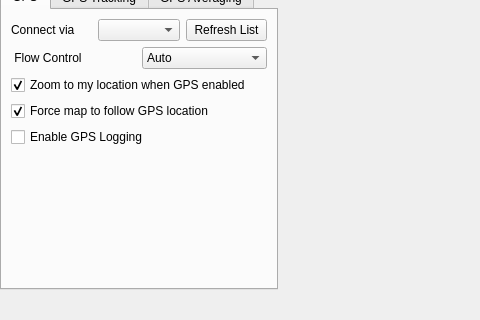
Above: src/roam/ui/ui_settings.ui from roam-qgis/Roam before the change; both pictures show x 0 to 480 and y 203 to 523 of the 806 by 622 pixel window. Below: the same form after it.
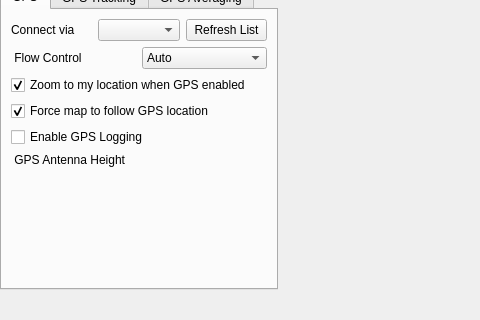
That is the form after the change. Icons and pictures are not drawn. Custom widgets are drawn as their Qt base class.

Commit message: Added GPS antenna height as setting.

```diff
--- a/src/roam/ui/ui_settings.ui
+++ b/src/roam/ui/ui_settings.ui
@@ -230,6 +230,20 @@
          </property>
         </widget>
        </item>
+       <item>
+        <layout class="QHBoxLayout" name="layoutGPSAntennaHeight">
+         <item>
+          <widget class="QLabel" name="lblGPSAntennaHeight">
+           <property name="text">
+            <string> GPS Antenna Height</string>
+           </property>
+          </widget>
+         </item>
+         <item>
+          <widget class="DoubleStepper" name="gpsAntennaHeight" native="true" />
+         </item>
+        </layout>
+       </item>
        <item>
         <spacer name="verticalSpacer_4">
          <property name="orientation">
@@ -503,6 +517,12 @@
    <header>roam.editorwidgets.numberwidget</header>
    <container>1</container>
   </customwidget>
+  <customwidget>
+   <class>DoubleStepper</class>
+   <extends>QWidget</extends>
+   <header>roam.editorwidgets.numberwidget</header>
+   <container>1</container>
+  </customwidget>
  </customwidgets>
  <resources>
   <include location="../resources.qrc"/>
```
The commit also changes 5 other files.
